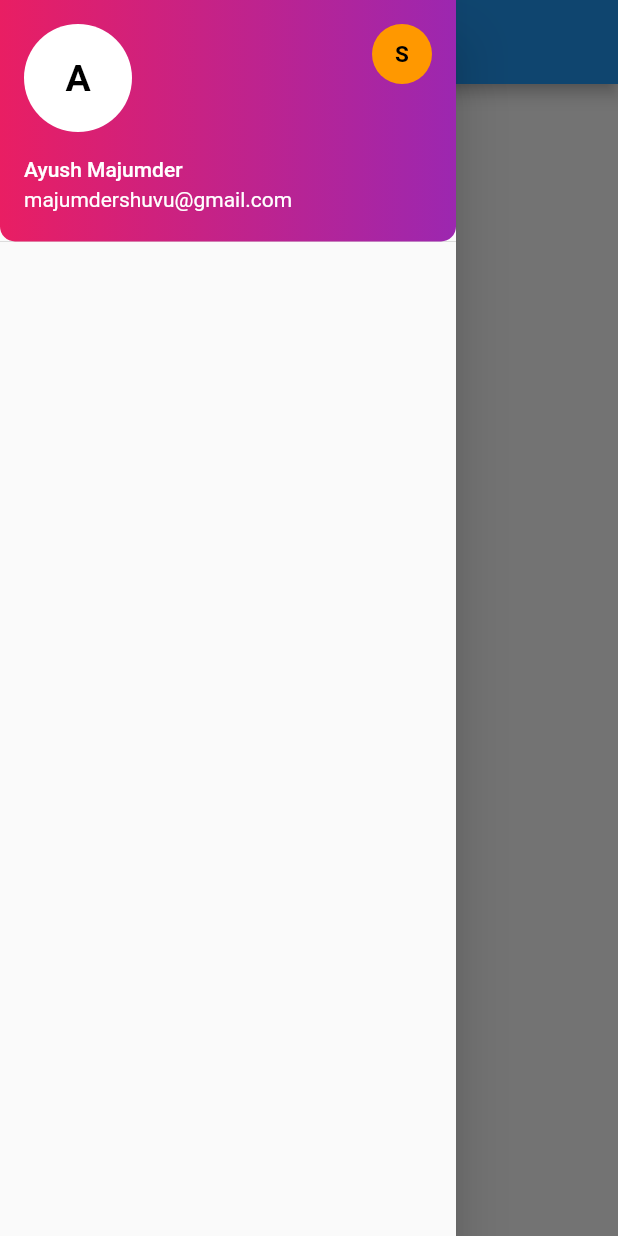
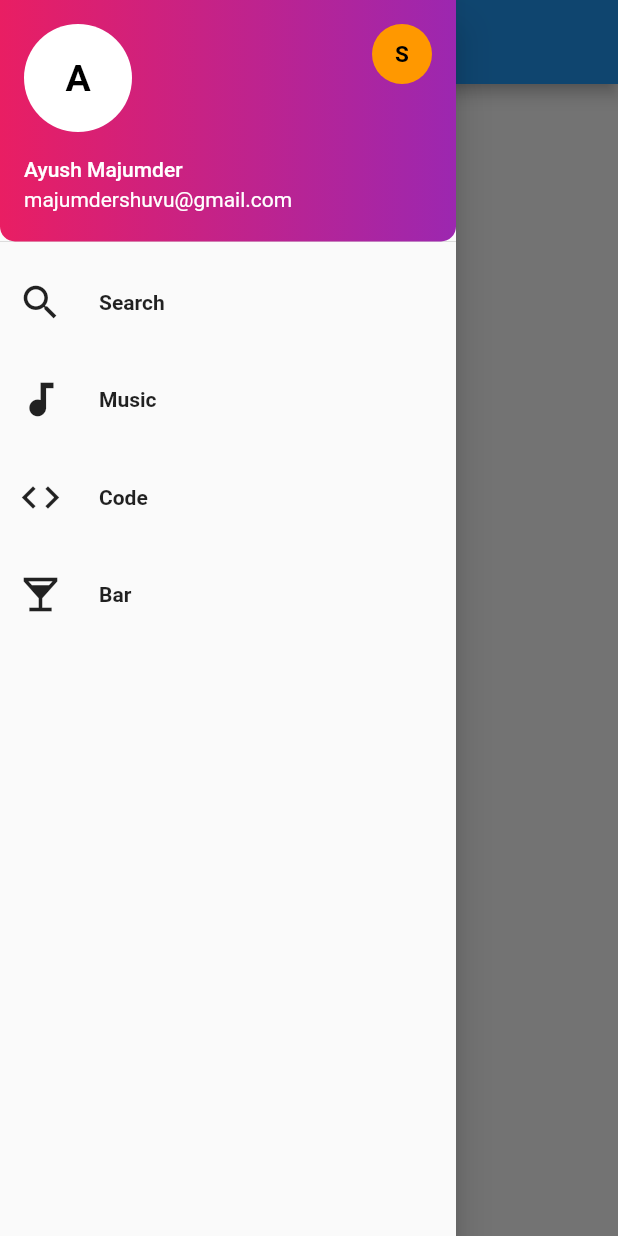
Before and after one commit to ayushmaz/flutter_drawer_app, a Flutter app: the screen it shows after launch, with the side drawer open, on a phone screen of 412 x 824 dp. Run offline on Flutter 3.47's test engine with Material 2 defaults, Android fonts, the phone set to English and light mode, and no system bars; Roboto replaces fonts that are missing (Schyler).

Commit message:
Adding List

```diff
--- /dev/null
+++ b/lib/DrawerList.dart
@@ -0,0 +1,35 @@
+import 'package:flutter/material.dart';
+
+class DrawerList extends StatelessWidget {
+  final String listText;
+  final IconData icon;
+
+  DrawerList(this.listText, this.icon);
+
+  @override
+  Widget build(BuildContext context) {
+    return Container(
+      width: double.infinity,
+      height: 65.0,
+      child: Row(
+        children: <Widget>[
+          Padding(
+            padding: const EdgeInsets.all(12.0),
+            child: Icon(
+              icon,
+              size: 30.0,
+            ),
+          ),
+          Padding(
+            padding: EdgeInsets.only(left: 12.0),
+            child: Text(
+              listText,
+              style:
+                  TextStyle(fontFamily: "Schyler", fontWeight: FontWeight.w600),
+            ),
+          ),
+        ],
+      ),
+    );
+  }
+}
--- a/lib/main.dart
+++ b/lib/main.dart
@@ -1,4 +1,6 @@
 import 'package:flutter/material.dart';
+
+import 'DrawerList.dart';
 
 void main() => runApp(MyApp());
 
@@ -12,6 +14,7 @@ class MyApp extends StatelessWidget {
           title: Text("Flutter Drawer"),
         ),
         drawer: Drawer(
+          elevation: 11.0,
           child: ListView(
             children: <Widget>[
               UserAccountsDrawerHeader(
@@ -46,6 +49,10 @@ class MyApp extends StatelessWidget {
                     gradient:
                         LinearGradient(colors: [Colors.pink, Colors.purple])),
               ),
+              DrawerList("Search" , Icons.search),
+              DrawerList("Music" , Icons.audiotrack),
+              DrawerList("Code" , Icons.code),
+              DrawerList("Bar" , Icons.local_bar)
             ],
           ),
         ),
```
Also changed, not shown: pubspec.yaml (+5 -5 lines).
